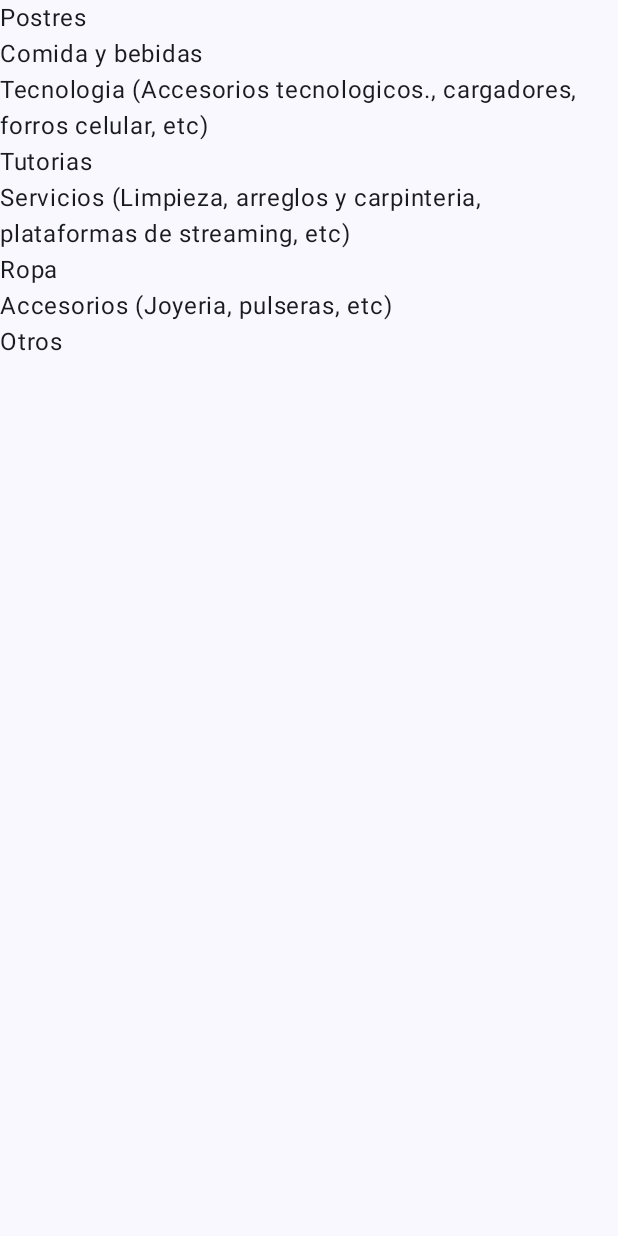
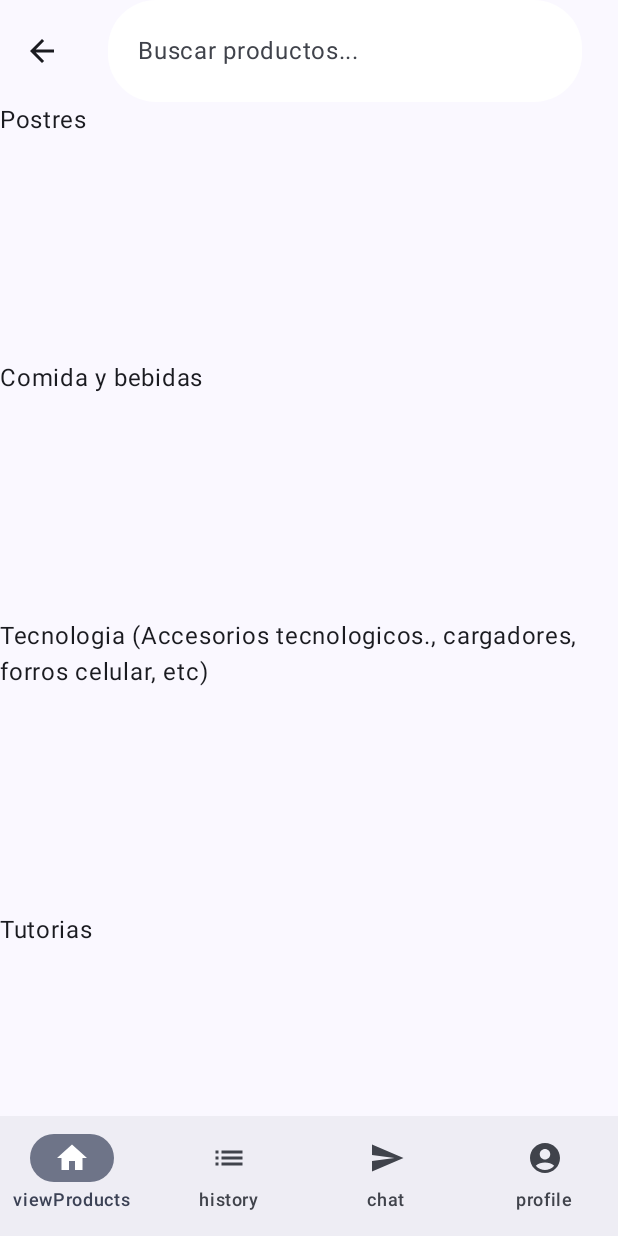
Before and after one commit to Samub96/ISMARKETAPP, an Android app built with Jetpack Compose: the ViewProducts screen opened through its navigation route, on a phone screen of 412 x 824 dp. Run offline under Robolectric (Android 15) with nearby library versions, the light colour scheme and no system bars; our stand-ins replace Firebase (no records; nobody signed in at launch, a user with empty details on screens opened directly), livedata-compose.

Commit message:
Listo el buscador y el menu de navegacion inferior

```diff
--- /dev/null
+++ b/app/src/main/java/com/peludosteam/ismarket/Screens/BottomNavigationBar.kt
@@ -0,0 +1,57 @@
+package com.peludosteam.ismarket.Screens
+
+import androidx.compose.material.icons.Icons
+import androidx.compose.material.icons.filled.AccountCircle
+import androidx.compose.material.icons.filled.Home
+import androidx.compose.material.icons.filled.List
+import androidx.compose.material.icons.filled.Send
+import androidx.compose.material3.Icon
+import androidx.compose.material3.NavigationBar
+import androidx.compose.material3.NavigationBarItem
+import androidx.compose.material3.Text
+import androidx.compose.runtime.Composable
+import androidx.compose.runtime.getValue
+import androidx.compose.runtime.mutableStateOf
+import androidx.compose.runtime.remember
+import androidx.compose.runtime.setValue
+import androidx.navigation.NavController
+import androidx.navigation.compose.rememberNavController
+
+@Composable
+fun BottomNavigationBar(nestedNavController: NavController = rememberNavController()){
+
+    var navigationSelectedItemIndex by remember {
+        mutableStateOf(0)
+    }
+
+    NavigationBar {
+        NavigationBarItem(selected = navigationSelectedItemIndex == 0, onClick = {
+            nestedNavController.navigate("viewProducts"){
+                launchSingleTop = true
+            }
+            navigationSelectedItemIndex = 0
+        }, icon = { Icon(Icons.Filled.Home, contentDescription = "viewProducts") }, label = { Text(text = "viewProducts") })
+
+        NavigationBarItem(selected = navigationSelectedItemIndex == 1, onClick = {
+            nestedNavController.navigate("history"){
+                launchSingleTop = true
+            }
+            navigationSelectedItemIndex = 1
+        }, icon = { Icon(Icons.Filled.List, contentDescription = "history") }, label = { Text(text = "history") })
+
+        NavigationBarItem(selected = navigationSelectedItemIndex == 2, onClick = {
+            nestedNavController.navigate("chat"){
+                launchSingleTop = true
+            }
+            navigationSelectedItemIndex = 2
+        }, icon = { Icon(Icons.Filled.Send, contentDescription = "chat") }, label = { Text(text = "chat") })
+        NavigationBarItem(selected = navigationSelectedItemIndex == 2, onClick = {
+            nestedNavController.navigate("profile"){
+                launchSingleTop = true
+            }
+            navigationSelectedItemIndex = 2
+        }, icon = { Icon(Icons.Filled.AccountCircle, contentDescription = "profile") }, label = { Text(text = "profile") })
+
+
+    }
+}
--- a/app/src/main/java/com/peludosteam/ismarket/Screens/ViewProducts.kt
+++ b/app/src/main/java/com/peludosteam/ismarket/Screens/ViewProducts.kt
@@ -1,84 +1,168 @@
 package com.peludosteam.ismarket.Screens
 
+import android.util.Log
+import androidx.compose.foundation.Image
+import androidx.compose.foundation.background
+import androidx.compose.foundation.layout.Box
+import androidx.compose.foundation.layout.Column
 import androidx.compose.foundation.layout.PaddingValues
 import androidx.compose.foundation.layout.fillMaxSize
+import androidx.compose.foundation.layout.fillMaxWidth
 import androidx.compose.foundation.layout.padding
 import androidx.compose.foundation.lazy.LazyColumn
 import androidx.compose.foundation.lazy.LazyRow
 import androidx.compose.foundation.lazy.items
+import androidx.compose.foundation.shape.RoundedCornerShape
+import androidx.compose.material.icons.Icons
+import androidx.compose.material.icons.filled.AccountCircle
+import androidx.compose.material.icons.filled.ArrowBack
+import androidx.compose.material.icons.filled.Call
+import androidx.compose.material.icons.filled.Check
+import androidx.compose.material.icons.filled.Home
+import androidx.compose.material.icons.filled.List
+import androidx.compose.material.icons.filled.Place
+import androidx.compose.material.icons.filled.Send
+import androidx.compose.material3.Button
+import androidx.compose.material3.ExperimentalMaterial3Api
+import androidx.compose.material3.Icon
+import androidx.compose.material3.IconButton
+import androidx.compose.material3.NavigationBar
+import androidx.compose.material3.NavigationBarItem
 import androidx.compose.material3.Scaffold
 import androidx.compose.material3.Text
+import androidx.compose.material3.TopAppBar
+import androidx.compose.material3.TopAppBarDefaults
 import androidx.compose.runtime.Composable
 import androidx.compose.runtime.LaunchedEffect
 import androidx.compose.runtime.getValue
 import androidx.compose.runtime.livedata.observeAsState
+import androidx.compose.runtime.mutableStateOf
+import androidx.compose.runtime.remember
+import androidx.compose.runtime.setValue
 import androidx.compose.ui.Modifier
+import androidx.compose.ui.graphics.Color
+import androidx.compose.ui.res.painterResource
+import androidx.compose.ui.unit.dp
 import androidx.lifecycle.viewmodel.compose.viewModel
 import androidx.navigation.NavController
+import androidx.navigation.NavHost
+import androidx.navigation.compose.NavHost
+import androidx.navigation.compose.composable
+
+import androidx.navigation.compose.rememberNavController
 import com.example.listasapp.components.ProductCard
+import com.peludosteam.ismarket.R
 import com.peludosteam.ismarket.domain.Product
+import com.peludosteam.ismarket.viewmode.ProfileViewModel
 import com.peludosteam.ismarket.viewmodel.ProductViewModel
 
+@OptIn(ExperimentalMaterial3Api::class)
 @Composable
-fun ViewProducts(navController: NavController, productViewModel: ProductViewModel = viewModel()){
+fun ViewProducts(
+    navController: NavController = rememberNavController(),
+    productViewModel: ProductViewModel = viewModel(),
+    profileViewModel: ProfileViewModel = viewModel()
+) {
     val productListState by productViewModel.productList.observeAsState()
+    val userState by profileViewModel.user.observeAsState()
+    val nestedNavController = rememberNavController()
 
-    //Accion se ejecute al inicio
+    // Estado para el texto de búsqueda
+    var searchQuery by remember { mutableStateOf("") }
+
+    // Filtrar productos en base al texto de búsqueda
+    val filteredProducts = productListState?.filter { product ->
+        product.name.contains(searchQuery, ignoreCase = true) ||
+                product.categoryName.contains(searchQuery, ignoreCase = true) ||
+                product.description.contains(searchQuery, ignoreCase = true)
+
+    } ?: emptyList()
+
+    // Acción se ejecuta al inicio
     LaunchedEffect(true) {
         productViewModel.downloadData()
     }
 
-    Scaffold(modifier = Modifier.fillMaxSize()) { innerPadding ->
-        LazyColumn(modifier = Modifier
-            .fillMaxSize()
-            .padding(innerPadding)) {
+    Scaffold(
+        modifier = Modifier.fillMaxSize(),
+        topBar = {
+            TopAppBar(
+                //colors = TopAppBarDefaults.topAppBarColors(containerColor =  Color(0xFFFA4A0A)),
 
+            title = {
+                    SearchBar(searchQuery) { query -> searchQuery = query }
+                },
+                navigationIcon = {
+                    IconButton(onClick = { navController.popBackStack() }) {
+                        Icon(Icons.Filled.ArrowBack, contentDescription = "Back")
+                    }
+                }
+            )
+        },
+        bottomBar = { BottomNavigationBar(navController) }
+    ) { innerPadding ->
+        LazyColumn(
+            modifier = Modifier
+                .fillMaxSize()
+                .padding(innerPadding)
+        ) {
             item {
-                val category="Postres"
-                Filtro(innerPadding, productListState, category)
-            }
-            item {
-                val category="Comida y bebidas"
-                Filtro(innerPadding, productListState, category)
-            }
-            item {
-                val category="Tecnologia (Accesorios tecnologicos., cargadores, forros celular, etc)"
-                Filtro(innerPadding, productListState, category)
-            }
-            item {
-                val category="Tutorias"
-                Filtro(innerPadding, productListState, category)
-            }
-            item {
-                val category="Servicios (Limpieza, arreglos y carpinteria, plataformas de streaming, etc)"
-                Filtro(innerPadding, productListState, category)
-            }
-            item {
-                val category="Ropa"
-                Filtro(innerPadding, productListState, category)
-            }
-            item {
-                val category="Accesorios (Joyeria, pulseras, etc)"
-                Filtro(innerPadding, productListState, category)
-            }
-            item {
-                val category="Otros"
-                Filtro(innerPadding, productListState, category)
-            }
-        }
-    }
-
-}
-@Composable
-fun Filtro(innerPadding: PaddingValues, productListState: List<Product>?, catName: String) {
-    Text(text = catName)
-    LazyRow(modifier = Modifier.padding(innerPadding)) {
-        productListState?.let { list->
-            items(list){ product ->
-                if(product.categoryName==catName){
-                                ProductCard(product= product)
-                     }
+                val categories = listOf(
+                    "Postres",
+                    "Comida y bebidas",
+                    "Tecnologia (Accesorios tecnologicos., cargadores, forros celular, etc)",
+                    "Tutorias",
+                    "Servicios (Limpieza, arreglos y carpinteria, plataformas de streaming, etc)",
+                    "Ropa",
+                    "Accesorios (Joyeria, pulseras, etc)",
+                    "Otros"
+                )
+                categories.forEach { category ->
+                    Filtro(innerPadding, filteredProducts, category)
+                }
             }
         }
     }
 }
+
+@OptIn(ExperimentalMaterial3Api::class)
+@Composable
+fun SearchBar(searchQuery: String, onSearchChange: (String) -> Unit) {
+    Box(
+        modifier = Modifier
+            .fillMaxWidth()
+            .padding(horizontal = 16.dp)
+            .background(Color.White, shape = RoundedCornerShape(32.dp)) // Fondo blanco y bordes redondeados
+    ) {
+        androidx.compose.material3.TextField(
+            value = searchQuery,
+            onValueChange = onSearchChange,
+            placeholder = { Text("Buscar productos...") },
+            modifier = Modifier
+                .fillMaxWidth()
+                .padding(4.dp),
+            singleLine = true,
+            colors = androidx.compose.material3.TextFieldDefaults.textFieldColors(
+                containerColor = Color.Transparent, // Fondo transparente en Material3
+                focusedIndicatorColor = Color.Transparent,
+                unfocusedIndicatorColor = Color.Transparent,
+                cursorColor = Color.Black,
+            )
+        )
+    }
+}
+
+
+
+
+@Composable
+fun Filtro(innerPadding: PaddingValues, productListState: List<Product>, catName: String) {
+    Text(text = catName)
+    LazyRow(modifier = Modifier.padding(innerPadding)) {
+        items(productListState) { product ->
+            if (product.categoryName == catName) {
+                ProductCard(product = product)
+            }
+        }
+    }
+}
```
Also changed, not shown: app/src/main/java/com/peludosteam/ismarket/MainActivity.kt (+3 -40 lines), app/src/main/java/com/peludosteam/ismarket/Screens/ProfileScreen.kt (added, +61 -0 lines), app/src/main/java/com/peludosteam/ismarket/components/ProductCard.kt (+22 -16 lines).
